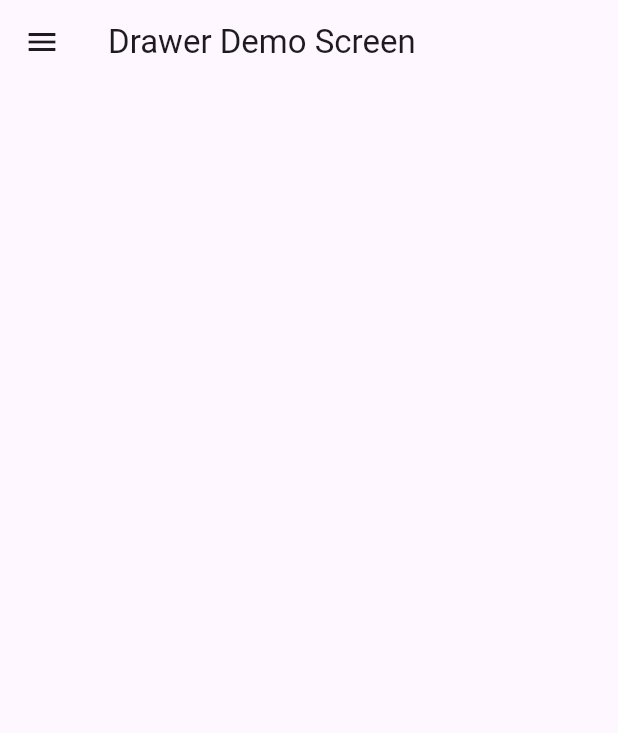
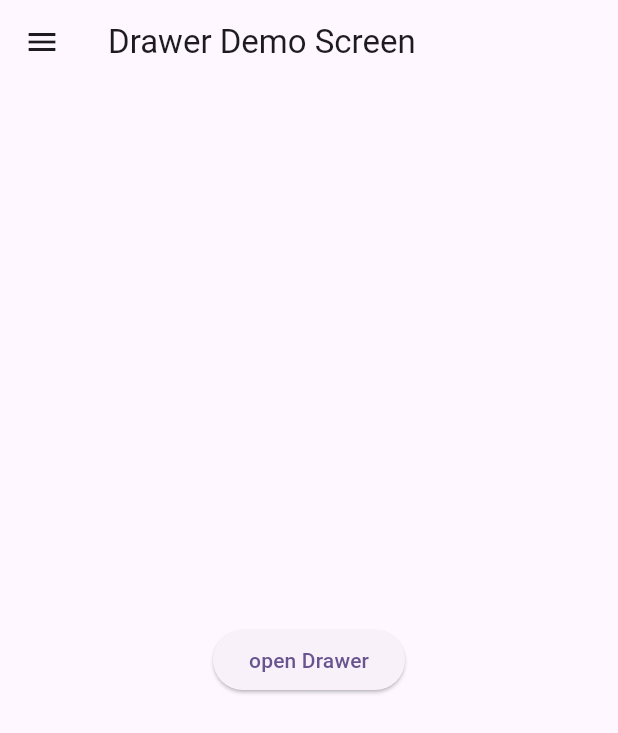
Before and after one commit to ba138/firstapp, a Flutter app: the DrawerDemoScreen screen opened directly, on a phone screen of 412 x 824 dp. Shown: the top 733 px of the screen. Run offline on Flutter 3.47's test engine with Material 3 defaults, Android fonts, the phone set to English and light mode, and no system bars; our stand-ins replace google_fonts.

Commit message:
Add button to open drawer in DrawerDemoScreen

```diff
--- a/lib/drawer_demo_screen.dart
+++ b/lib/drawer_demo_screen.dart
@@ -77,6 +77,15 @@ class _DrawerDemoScreenState extends State<DrawerDemoScreen> {
           ],
         ),
       ),
+      body: Center(
+        child: Builder(builder: (context) {
+          return ElevatedButton(
+              onPressed: () {
+                Scaffold.of(context).openDrawer();
+              },
+              child: Text("open Drawer"));
+        }),
+      ),
     );
   }
 }
```
